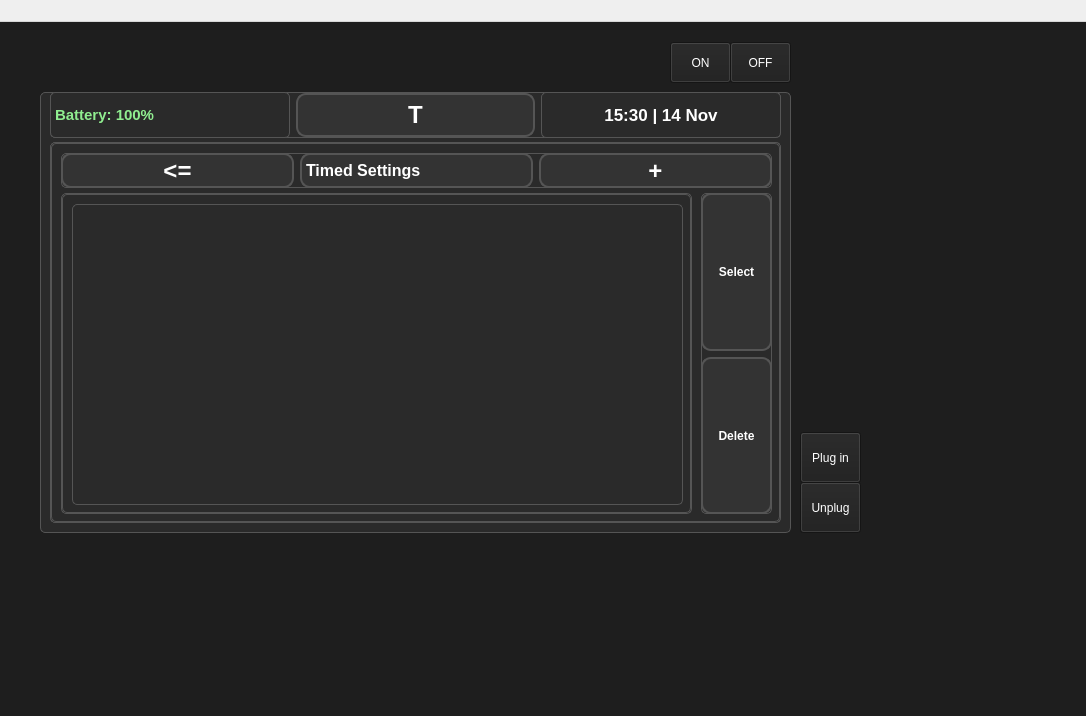
The window that src/timedsettingsprofiles.ui (Jelloge/insulin-pump-project) describes before a commit, drawn with Qt 5.
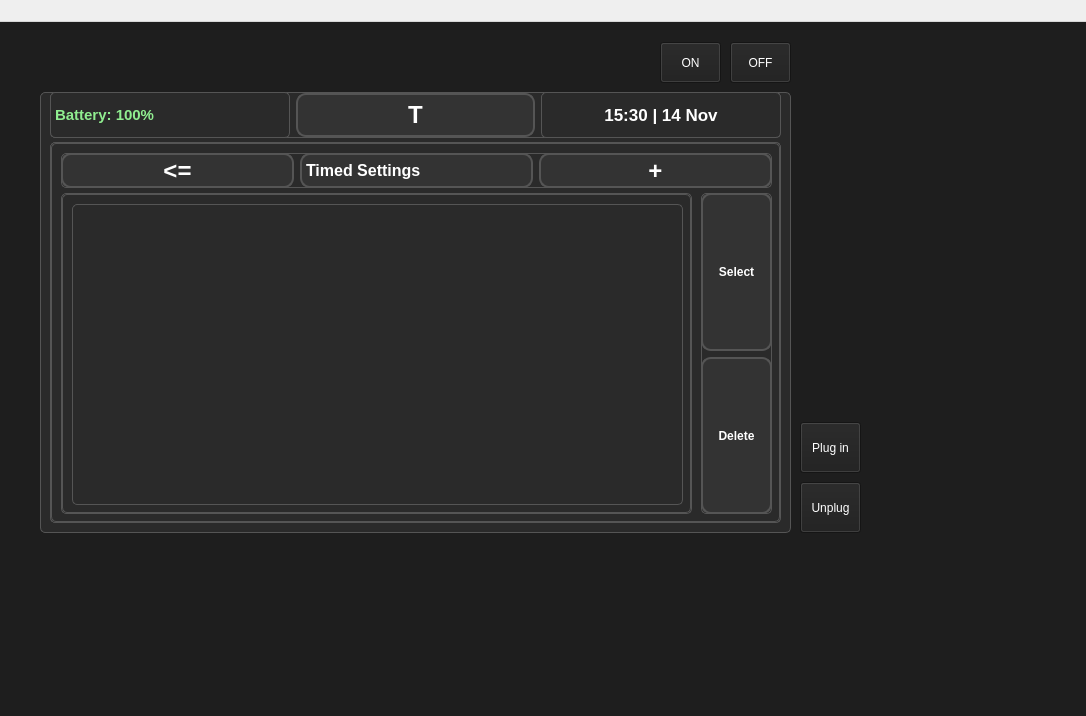
The same window after the commit.

Commit message: adjusting some of the buttons in ui

What changed in the file:
```diff
--- a/src/timedsettingsprofiles.ui
+++ b/src/timedsettingsprofiles.ui
@@ -528,7 +528,7 @@
    <widget class="QPushButton" name="turnOnButton">
     <property name="geometry">
      <rect>
-      <x>670</x>
+      <x>660</x>
       <y>20</y>
       <width>61</width>
       <height>41</height>
@@ -542,7 +542,7 @@
     <property name="geometry">
      <rect>
       <x>800</x>
-      <y>410</y>
+      <y>400</y>
       <width>61</width>
       <height>51</height>
      </rect>
```
The commit also changes 5 other files.
